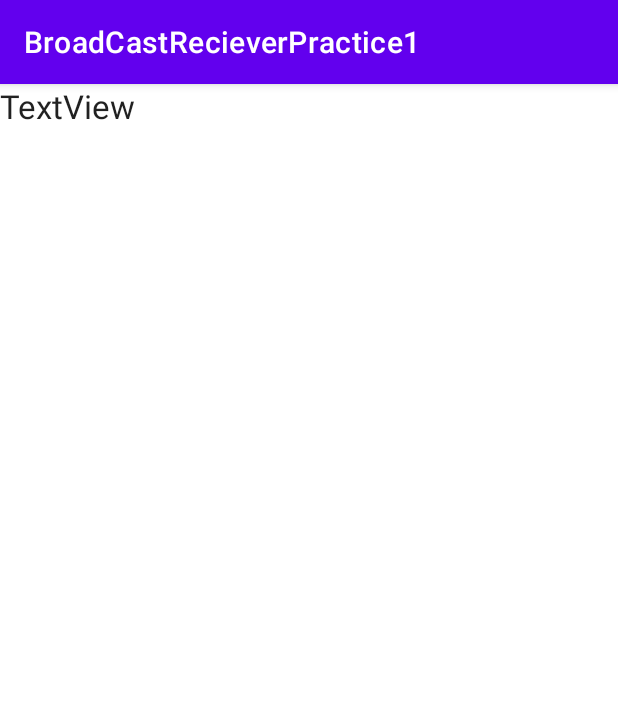
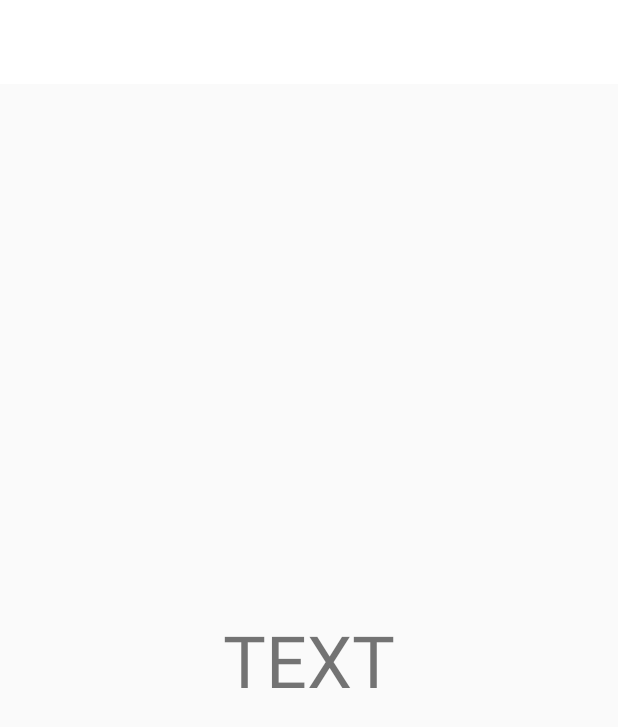
Before and after one commit to HajunAndroid/TodayCard, an Android app: the screen it shows after launch (MainActivity), on a phone screen of 412 x 824 dp. Shown: the top 727 px of the screen. Run offline under Robolectric (Android 15) with nearby library versions, the phone set to English and light mode, and no system bars; 1 statement that could not run was skipped.

Commit message:
Make Toolbar

```diff
--- a/app/src/main/java/kr/co/hajun/broadcastrecieverpractice1/MainActivity.java
+++ b/app/src/main/java/kr/co/hajun/broadcastrecieverpractice1/MainActivity.java
@@ -1,7 +1,9 @@
 package kr.co.hajun.broadcastrecieverpractice1;
 
 import androidx.annotation.NonNull;
+import androidx.appcompat.app.ActionBar;
 import androidx.appcompat.app.AppCompatActivity;
+import androidx.appcompat.widget.Toolbar;
 import androidx.core.app.ActivityCompat;
 import androidx.core.content.ContextCompat;
 
@@ -11,17 +13,24 @@ import android.content.pm.PackageManager;
 import android.database.Cursor;
 import android.database.sqlite.SQLiteDatabase;
 import android.os.Bundle;
+import android.view.Menu;
+import android.view.MenuItem;
+import android.view.View;
+import android.widget.Button;
 import android.widget.TextView;
 
 public class MainActivity extends AppCompatActivity {
     boolean receiveSMSPermission;
 
-    TextView textView;
-
     @Override
     protected void onCreate(Bundle savedInstanceState) {
         super.onCreate(savedInstanceState);
         setContentView(R.layout.activity_main);
+
+        Toolbar tb = (Toolbar) findViewById(R.id.app_toolbar);
+        setSupportActionBar(tb);
+        getSupportActionBar().setDisplayShowTitleEnabled(false);
+
         if(ContextCompat.checkSelfPermission(this, Manifest.permission.RECEIVE_SMS)== PackageManager.PERMISSION_GRANTED){
             receiveSMSPermission = true;
         }
@@ -30,11 +39,12 @@ public class MainActivity extends AppCompatActivity {
                     Manifest.permission.RECEIVE_SMS},200);
         }
 
-        textView = findViewById(R.id.textView1);
         DBHelper helper = new DBHelper(this);
         SQLiteDatabase db= helper.getWritableDatabase();
         Cursor cursor = db.rawQuery("select year, month, date, hour, minute, place, price, permit from tb_card ",null);
+        /*
         while(cursor.moveToNext()){
+
             textView.append(cursor.getString(0));
             textView.append(cursor.getString(1));
             textView.append(cursor.getString(2));
@@ -43,7 +53,9 @@ public class MainActivity extends AppCompatActivity {
             textView.append(cursor.getString(5));
             textView.append(cursor.getString(6));
             textView.append(cursor.getString(7));
+
         }
+        */
         db.close();
     }
 
@@ -55,5 +67,44 @@ public class MainActivity extends AppCompatActivity {
                 receiveSMSPermission = true;
         }
     }
+    /*
+    public void btnMethod(View view){
+        try {
+            Intent intent = getIntent();
+            finish();
+            overridePendingTransition(0, 0);
+            startActivity(intent);
+            overridePendingTransition(0, 0);
+        }
+        catch (Exception e){
+            e.printStackTrace();
+        }
+    }
+    */
 
+    @Override
+    public boolean onCreateOptionsMenu(Menu menu) {
+        getMenuInflater().inflate(R.menu.appbar_action,menu);
+        return true;
+    }
+
+    @Override
+    public boolean onOptionsItemSelected(MenuItem item) {
+        switch (item.getItemId()){
+            case R.id.action_calender:
+                ((TextView)findViewById(R.id.textView)).setText("CALENDAR");
+                return true;
+            case R.id.action_refresh:
+                ((TextView)findViewById(R.id.textView)).setText("REFRESH");
+                return true;
+            case R.id.action_search:
+                ((TextView)findViewById(R.id.textView)).setText("SEARCH");
+                return true;
+            case R.id.action_settings:
+                ((TextView)findViewById(R.id.textView)).setText("SETTINGS");
+                return true;
+            default:
+                return super.onOptionsItemSelected(item);
+        }
+    }
 }
--- a/app/src/main/java/kr/co/hajun/broadcastrecieverpractice1/MyIntentService.java
+++ b/app/src/main/java/kr/co/hajun/broadcastrecieverpractice1/MyIntentService.java
@@ -58,7 +58,7 @@ public class MyIntentService extends IntentService {
             place = contentParse[5];
             permit = "승인취소";
 
-            Cursor c = db.rawQuery("select _id from tb_card where place = ?", new String[] { place });
+            Cursor c = db.rawQuery("select _id from tb_card where place = ? and price = ?", new String[] { place, price });
             if (c.moveToLast()){
                 String id = c.getString(0);
                 db.execSQL("Delete from tb_card where _id = "+id);
--- a/app/src/main/res/layout/activity_main.xml
+++ b/app/src/main/res/layout/activity_main.xml
@@ -7,11 +7,48 @@
     tools:context=".MainActivity"
     android:orientation="vertical">
 
+    <androidx.appcompat.widget.Toolbar
+        android:layout_width="match_parent"
+        android:layout_height="?attr/actionBarSize"
+        android:background="#ffffff"
+        android:id="@+id/app_toolbar" />
+    <!--
+        <RelativeLayout
+            android:layout_width="match_parent"
+            android:layout_height="wrap_content">
+            <Button
+                android:id="@+id/buttonDate"
+                android:layout_width="wrap_content"
+                android:layout_height="wrap_content"
+                android:text="< 2021년 7월 >"
+                android:textSize="18dp"/>
+            <Button
+                android:id="@+id/buttonSearch"
+                android:layout_width="wrap_content"
+                android:layout_height="wrap_content"
+                android:layout_alignBaseline="@+id/buttonDate"
+                android:layout_toLeftOf="@+id/buttonSetUp"
+                android:text="찾기"
+                android:textSize="18dp"/>
+            <Button
+                android:id="@+id/buttonSetUp"
+                android:layout_width="wrap_content"
+                android:layout_height="wrap_content"
+                android:layout_alignParentRight="true"
+                android:layout_alignBaseline="@id/buttonDate"
+                android:text="설정"
+                android:textSize="18dp"/>
+        </RelativeLayout>
+           -->
     <TextView
-        android:id="@+id/textView1"
         android:layout_width="match_parent"
-        android:layout_height="wrap_content"
-        android:text="TextView"
-        android:textAppearance="@style/TextAppearance.AppCompat.Large" />
-
+        android:layout_height="match_parent"
+        android:textSize="48sp"
+        android:gravity="center"
+        android:id="@+id/textView"
+        android:text="TEXT"
+        app:layout_constraintLeft_toLeftOf="parent"
+        app:layout_constraintRight_toRightOf="parent"
+        app:layout_constraintTop_toTopOf="parent"
+        app:layout_constraintBottom_toBottomOf="parent" />
 </LinearLayout>
--- a/app/src/main/res/values/themes.xml
+++ b/app/src/main/res/values/themes.xml
@@ -1,6 +1,7 @@
 <resources xmlns:tools="http://schemas.android.com/tools">
     <!-- Base application theme. -->
-    <style name="Theme.BroadCastRecieverPractice1" parent="Theme.MaterialComponents.DayNight.DarkActionBar">
+    <style name="Theme.BroadCastRecieverPractice1" parent="Theme.AppCompat.Light.NoActionBar">
+        <!--"Theme.MaterialComponents.DayNight.DarkActionBar"-->
         <!-- Primary brand color. -->
         <item name="colorPrimary">@color/purple_500</item>
         <item name="colorPrimaryVariant">@color/purple_700</item>
@@ -12,5 +13,7 @@
         <!-- Status bar color. -->
         <item name="android:statusBarColor" tools:targetApi="l">?attr/colorPrimaryVariant</item>
         <!-- Customize your theme here. -->
+        <!--<item name="windowActionBar">false</item>
+        <item name="windowNoTitle">true</item>-->
     </style>
 </resources>
```
